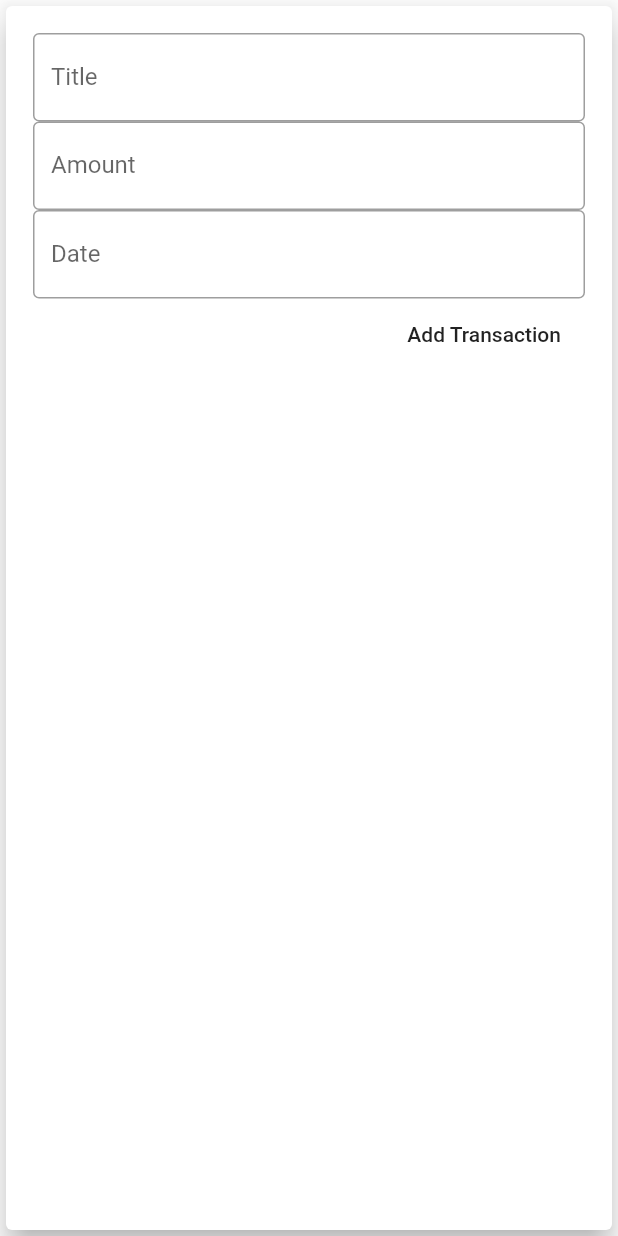
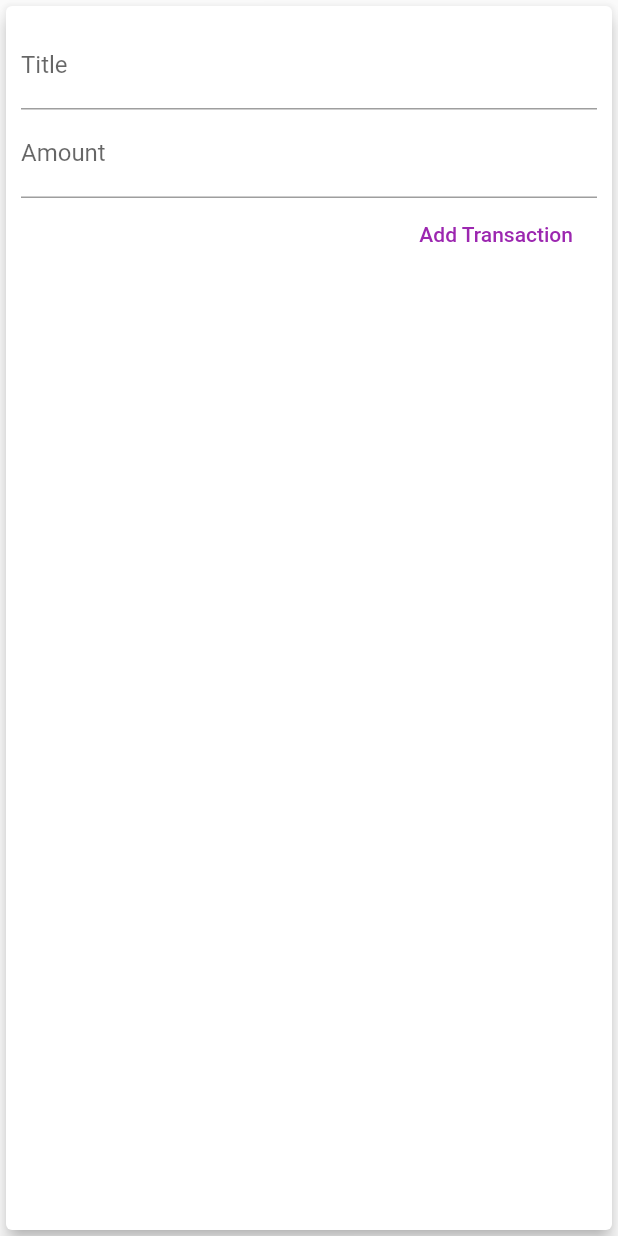
Before and after one commit to MehmetCelik4/expense, a Flutter app: the NewTransaction widget shown alone on an empty page, opened directly with empty values, after a tap on "Add Transaction", on a phone screen of 412 x 824 dp. Run offline on Flutter 3.47's test engine with Material 2 defaults, Android fonts, the phone set to English and light mode, and no system bars.

```diff
--- a/lib/models/transaction.dart
+++ b/lib/models/transaction.dart
@@ -1,13 +1,15 @@
-import 'package:flutter/widgets.dart';
+import 'package:flutter/foundation.dart';
 
 class Transaction {
   final String id;
   final String title;
   final double amount;
   final DateTime date;
-  Transaction(
-      {@required this.id,
-      @required this.title,
-      @required this.amount,
-      @required this.date});
+
+  Transaction({
+    @required this.id,
+    @required this.title,
+    @required this.amount,
+    @required this.date,
+  });
 }
--- a/lib/widgets/new_transaction.dart
+++ b/lib/widgets/new_transaction.dart
@@ -1,51 +1,63 @@
 import 'package:flutter/material.dart';
 
-class NewTransaction extends StatelessWidget {
-  // const NewTransaction({Key key}) : super(key: key);
-
-  final titleController = TextEditingController();
-  final amountController = TextEditingController();
+class NewTransaction extends StatefulWidget {
   final Function addTx;
 
   NewTransaction(this.addTx);
 
   @override
+  _NewTransactionState createState() => _NewTransactionState();
+}
+
+class _NewTransactionState extends State<NewTransaction> {
+  final titleController = TextEditingController();
+
+  final amountController = TextEditingController();
+
+  void submitData() {
+    final enteredTitle = titleController.text;
+    final enteredAmount = double.parse(amountController.text);
+
+    if (enteredTitle.isEmpty || enteredAmount <= 0) {
+      return;
+    }
+
+    widget.addTx(
+      enteredTitle,
+      enteredAmount,
+    );
+
+    Navigator.of(context).pop();
+  }
+
+  @override
   Widget build(BuildContext context) {
     return Card(
-      elevation: 8,
+      elevation: 5,
       child: Container(
-        padding: EdgeInsets.all(18),
+        padding: EdgeInsets.all(10),
         child: Column(
           crossAxisAlignment: CrossAxisAlignment.end,
           children: <Widget>[
             TextField(
+              decoration: InputDecoration(labelText: 'Title'),
               controller: titleController,
-              decoration: InputDecoration(
-                border: OutlineInputBorder(),
-                labelText: 'Title',
-              ),
+              onSubmitted: (_) => submitData(),
+              // onChanged: (val) {
+              //   titleInput = val;
+              // },
             ),
             TextField(
+              decoration: InputDecoration(labelText: 'Amount'),
               controller: amountController,
-              decoration: InputDecoration(
-                border: OutlineInputBorder(),
-                labelText: 'Amount',
-              ),
-            ),
-            TextField(
-              decoration: InputDecoration(
-                border: OutlineInputBorder(),
-                labelText: 'Date',
-              ),
+              keyboardType: TextInputType.number,
+              onSubmitted: (_) => submitData(),
+              // onChanged: (val) => amountInput = val,
             ),
             FlatButton(
-              onPressed: () {
-                addTx(
-                  titleController.text,
-                  double.parse(amountController.text),
-                );
-              },
-              child: Text("Add Transaction"),
+              child: Text('Add Transaction'),
+              textColor: Colors.purple,
+              onPressed: submitData,
             ),
           ],
         ),
```
Also changed, not shown: lib/main.dart (+70 -27 lines), lib/widgets/transaction_list.dart (+21 -10 lines), lib/widgets/user_transaction.dart (deleted, +0 -51 lines).
